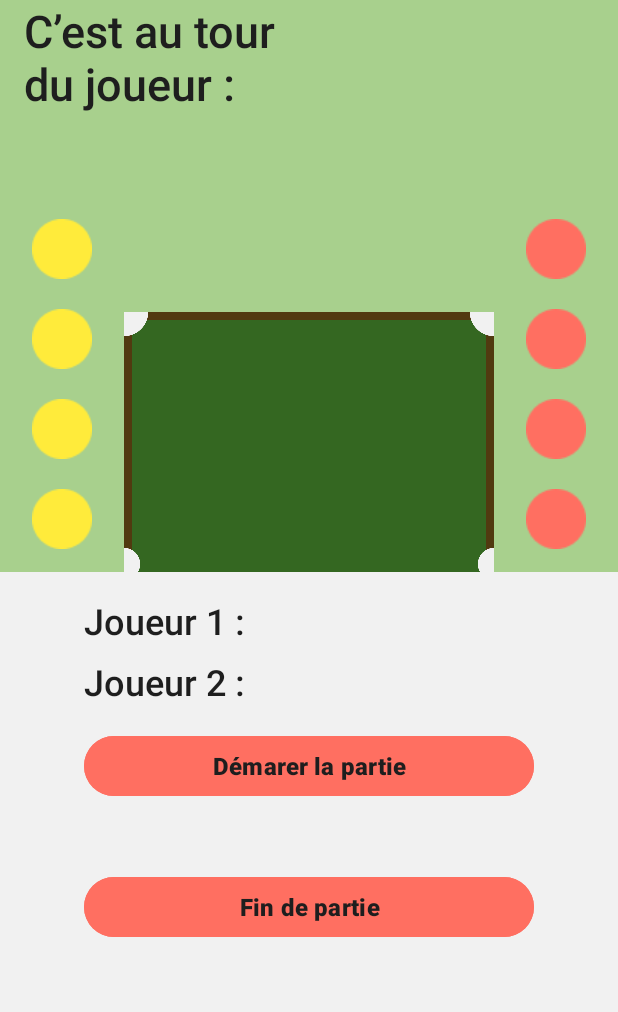
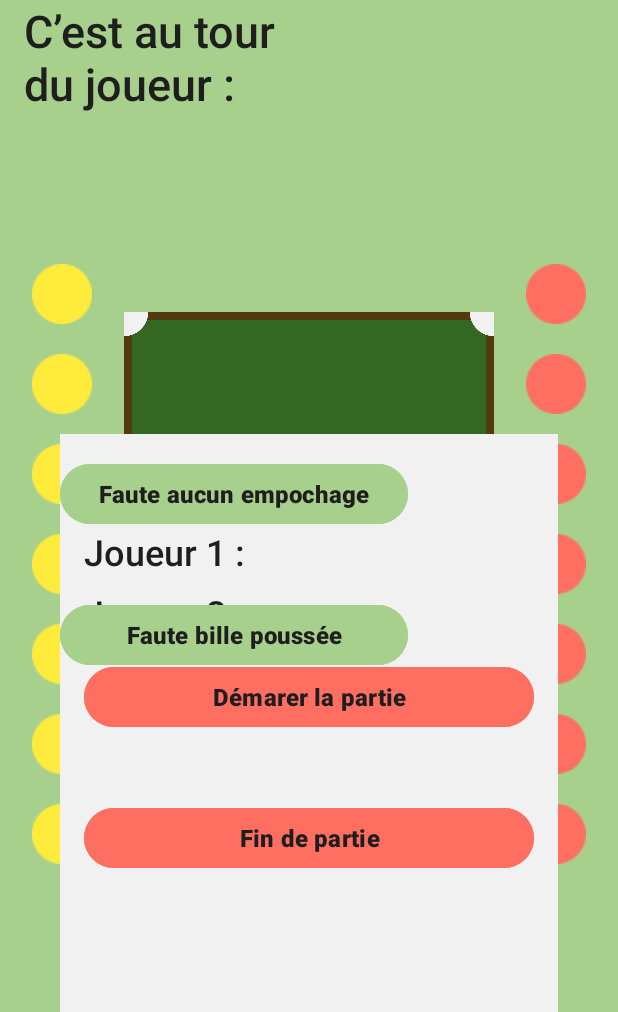
Before and after one commit to bts-lasalle-avignon-projets/plug-in-pool-2025, an Android app: the ActivitePartie screen opened directly, with no data from a screen before it, on a phone screen of 412 x 824 dp, the part 224-1236 px from its top. Run offline under Robolectric (Android 15) with nearby library versions, the light colour scheme and no system bars; 1 statement that could not run was skipped.

Commit message:
Retirer bille blanche et noire et ajouter boutons fautes

```diff
--- a/plug-in-pool-mobile/app/src/main/java/com/example/plug_in_pool/ActivitePartie.java
+++ b/plug-in-pool-mobile/app/src/main/java/com/example/plug_in_pool/ActivitePartie.java
@@ -82,13 +82,13 @@
         texteJoueur1    = findViewById(R.id.textePourNbPointsJoueur1);
         texteJoueur2    = findViewById(R.id.textePourNbPointsJoueur2);
         joueurActuel    = findViewById(R.id.nomDuJoueur);
-        for(int i = 0; i < 7; i++)
+        for(int i = 0; i < 6; i++)
         {
             int resID =
               getResources().getIdentifier("billeJaune" + (i + 1), "id", getPackageName());
             billesJaunes[i] = findViewById(resID);
         }
-        for(int j = 0; j < 7; j++)
+        for(int j = 0; j < 6; j++)
         {
             int resID =
               getResources().getIdentifier("billeRouge" + (j + 1), "id", getPackageName());
--- a/plug-in-pool-mobile/app/src/main/res/layout/activity_activite_partie.xml
+++ b/plug-in-pool-mobile/app/src/main/res/layout/activity_activite_partie.xml
@@ -188,18 +188,7 @@
                     app:srcCompat="@drawable/bille_jaune"
                     tools:ignore="HardcodedText,ImageContrastCheck" />
 
-                <ImageView
-                    android:id="@+id/billeBlanche"
-                    android:layout_width="match_parent"
-                    android:layout_height="wrap_content"
-                    android:contentDescription="bille blanche"
-                    android:paddingTop="10dp"
-                    android:paddingBottom="10dp"
-                    app:srcCompat="@drawable/bille_blanche"
-                    tools:ignore="HardcodedText" />
-
             </LinearLayout>
-
 
             <ImageView
                 android:id="@+id/imageTableBillard"
@@ -294,16 +283,6 @@
                     app:srcCompat="@drawable/bille_rouge"
                     tools:ignore="HardcodedText,ImageContrastCheck" />
 
-                <ImageView
-                    android:id="@+id/billeNoire"
-                    android:layout_width="match_parent"
-                    android:layout_height="wrap_content"
-                    android:contentDescription="bille noire"
-                    android:paddingTop="10dp"
-                    android:paddingBottom="10dp"
-                    app:srcCompat="@drawable/bille_noire"
-                    tools:ignore="HardcodedText" />
-
             </LinearLayout>
 
         </androidx.constraintlayout.widget.ConstraintLayout>
@@ -312,7 +291,7 @@
 
     <androidx.constraintlayout.widget.ConstraintLayout
         android:id="@+id/pied"
-        android:layout_width="match_parent"
+        android:layout_width="wrap_content"
         android:layout_height="wrap_content"
         android:background="@color/blanc"
         app:layout_constraintBottom_toBottomOf="parent"
@@ -320,14 +299,15 @@
         app:layout_constraintStart_toStartOf="parent">
 
         <LinearLayout
-            android:layout_width="wrap_content"
+            android:id="@+id/linearLayout3"
+            android:layout_width="0dp"
             android:layout_height="wrap_content"
             android:gravity="bottom"
             android:orientation="vertical"
             android:padding="16dp"
             app:layout_constraintBottom_toBottomOf="parent"
-            app:layout_constraintEnd_toEndOf="parent"
-            app:layout_constraintStart_toStartOf="parent">
+            app:layout_constraintStart_toStartOf="parent"
+            app:layout_constraintTop_toTopOf="parent">
 
             <LinearLayout
                 android:layout_width="match_parent"
@@ -400,6 +380,7 @@
                 android:textColor="@color/noir"
                 android:textSize="16sp"
                 android:textStyle="bold" />
+
             <Button
                 android:id="@+id/boutonFinMatch"
                 android:layout_width="wrap_content"
@@ -416,6 +397,45 @@
                 android:textStyle="bold" />
 
         </LinearLayout>
+
+        <LinearLayout
+            android:id="@+id/linearLayout2"
+            android:layout_width="232dp"
+            android:layout_height="385dp"
+            android:orientation="vertical"
+            tools:layout_editor_absoluteX="567dp"
+            tools:layout_editor_absoluteY="1dp">
+
+            <Button
+                android:id="@+id/boutonFaute"
+                android:layout_width="wrap_content"
+                android:layout_height="wrap_content"
+                android:layout_marginTop="16dp"
+                android:layout_marginBottom="30dp"
+                android:backgroundTint="@color/vert"
+                android:fontFamily="sans-serif-medium"
+                android:maxWidth="320dp"
+                android:minWidth="300dp"
+                android:text="@string/boutonFauteEmpochage"
+                android:textColor="@color/noir"
+                android:textSize="16sp"
+                android:textStyle="bold" />
+
+            <Button
+                android:id="@+id/boutonBillePoussee"
+                android:layout_width="wrap_content"
+                android:layout_height="wrap_content"
+                android:layout_marginTop="16dp"
+                android:layout_marginBottom="30dp"
+                android:backgroundTint="@color/vert"
+                android:fontFamily="sans-serif-medium"
+                android:maxWidth="320dp"
+                android:minWidth="300dp"
+                android:text="@string/boutonFauteBillePoussee"
+                android:textColor="@color/noir"
+                android:textSize="16sp"
+                android:textStyle="bold" />
+        </LinearLayout>
     </androidx.constraintlayout.widget.ConstraintLayout>
 
 </androidx.constraintlayout.widget.ConstraintLayout>
--- a/plug-in-pool-mobile/app/src/main/res/values/strings.xml
+++ b/plug-in-pool-mobile/app/src/main/res/values/strings.xml
@@ -17,5 +17,7 @@
     <string name="boutonLancerMatch">Lancer un match</string>
     <string name="boutonDemarerDePartie">Démarer la partie</string>
     <string name="boutonFinDePartie">Fin de partie</string>
+    <string name="boutonFauteEmpochage">Faute aucun empochage</string>
+    <string name="boutonFauteBillePoussee">Faute bille poussée</string>
     <string name="boutonLancerPartie">Lancer une partie</string>
 </resources>
```
